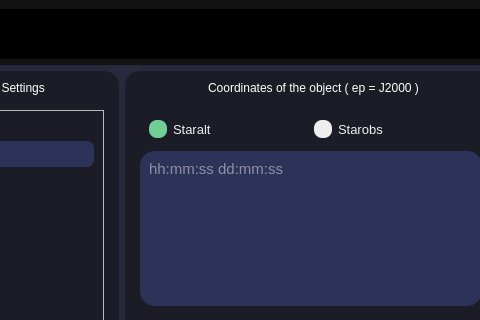
Above: UI/main.ui from krmerdem/Astro-Observer-Plan before the change; both pictures show x 367 to 847 and y 0 to 320 of the 1215 by 919 pixel window. Below: the same form after it.
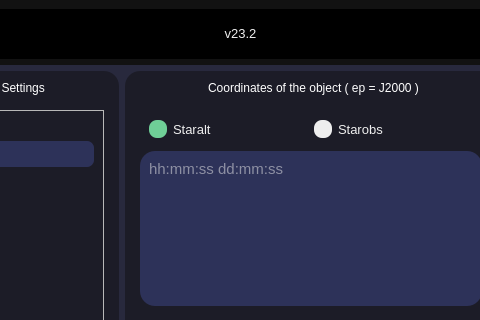
That is the form after the change. Icons and pictures are not drawn.

The edit to the form file:
```diff
--- a/UI/main.ui
+++ b/UI/main.ui
@@ -813,6 +813,31 @@
          </layout>
         </widget>
        </item>
+       <item row="0" column="1">
+        <widget class="QLabel" name="label_4">
+         <property name="minimumSize">
+          <size>
+           <width>35</width>
+           <height>0</height>
+          </size>
+         </property>
+         <property name="maximumSize">
+          <size>
+           <width>35</width>
+           <height>16777215</height>
+          </size>
+         </property>
+         <property name="font">
+          <font>
+           <family>Segoe UI</family>
+           <pointsize>10</pointsize>
+          </font>
+         </property>
+         <property name="text">
+          <string>&lt;html&gt;&lt;head/&gt;&lt;body&gt;&lt;p align=&quot;center&quot;&gt;&lt;span style=&quot; color:#eeeeee;&quot;&gt;v23.2&lt;/span&gt;&lt;/p&gt;&lt;/body&gt;&lt;/html&gt;</string>
+         </property>
+        </widget>
+       </item>
       </layout>
      </widget>
     </item>
```
